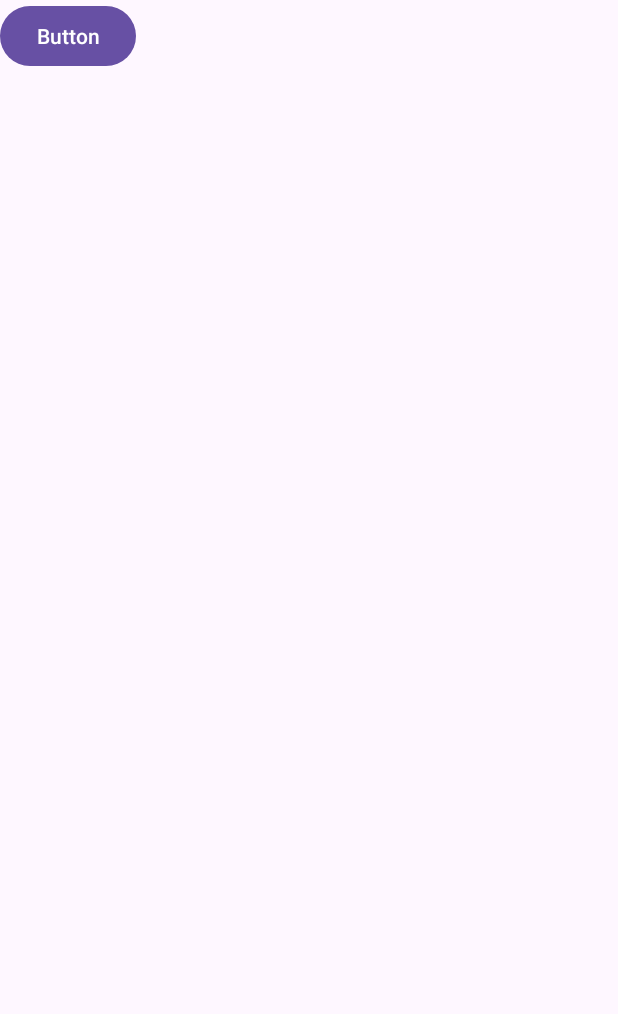
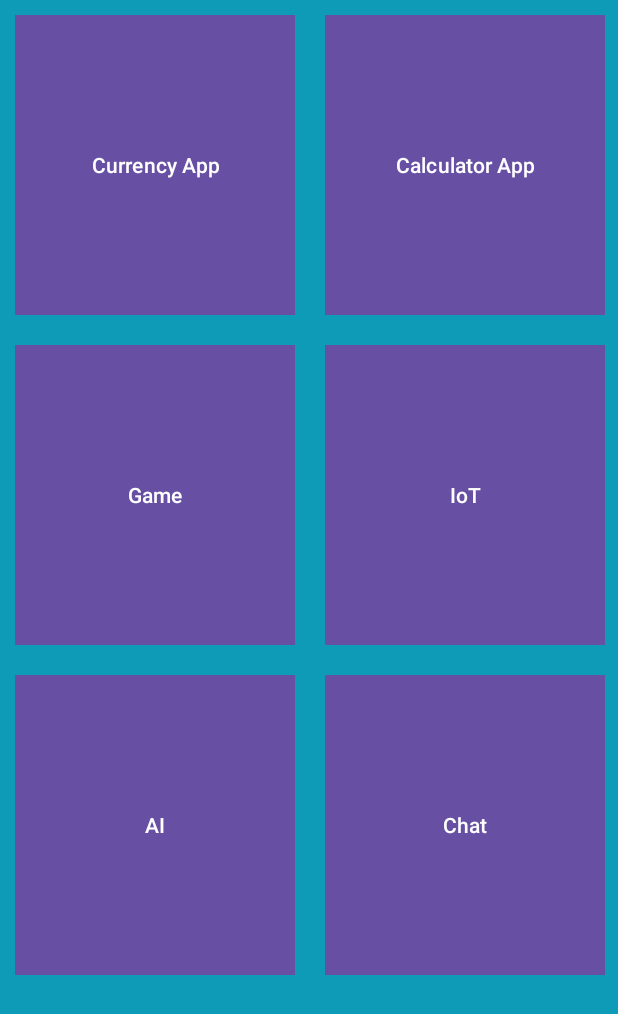
Before and after one commit to thoeurnpheakdey-tech/MobileApplication, an Android app: the layout activity_menu_app.xml on its own in the app's theme, with its tools: preview values and no code run, on a phone screen of 412 x 824 dp. Shown: the top 1014 px of the screen. Run offline under Robolectric (Android 15) with nearby library versions, the light colour scheme and no system bars.

Commit message:
update 7

```diff
--- a/app/src/main/AndroidManifest.xml
+++ b/app/src/main/AndroidManifest.xml
@@ -12,6 +12,9 @@
         android:supportsRtl="true"
         android:theme="@style/Theme.MSITAEUapp"
         tools:targetApi="31">
+        <activity
+            android:name=".Item"
+            android:exported="false" />
         <activity
             android:name=".MenuApp"
             android:exported="false" />
--- /dev/null
+++ b/app/src/main/java/com/example/msitaeuapp/Item.java
@@ -0,0 +1,24 @@
+package com.example.msitaeuapp;
+
+import android.os.Bundle;
+
+import androidx.activity.EdgeToEdge;
+import androidx.appcompat.app.AppCompatActivity;
+import androidx.core.graphics.Insets;
+import androidx.core.view.ViewCompat;
+import androidx.core.view.WindowInsetsCompat;
+
+public class Item extends AppCompatActivity {
+
+    @Override
+    protected void onCreate(Bundle savedInstanceState) {
+        super.onCreate(savedInstanceState);
+        EdgeToEdge.enable(this);
+        setContentView(R.layout.activity_item);
+        ViewCompat.setOnApplyWindowInsetsListener(findViewById(R.id.main), (v, insets) -> {
+            Insets systemBars = insets.getInsets(WindowInsetsCompat.Type.systemBars());
+            v.setPadding(systemBars.left, systemBars.top, systemBars.right, systemBars.bottom);
+            return insets;
+        });
+    }
+}
--- a/app/src/main/java/com/example/msitaeuapp/LaunchScreen.java
+++ b/app/src/main/java/com/example/msitaeuapp/LaunchScreen.java
@@ -19,7 +19,7 @@ public class LaunchScreen extends AppCompatActivity {
         new Handler().postDelayed(new Runnable() {
             @Override
             public void run() {
-                startActivity(new Intent(LaunchScreen.this, SelectConvert.class));
+                startActivity(new Intent(LaunchScreen.this, MenuApp.class));
                 finish();
             }
         },2000);
--- a/app/src/main/java/com/example/msitaeuapp/MenuApp.java
+++ b/app/src/main/java/com/example/msitaeuapp/MenuApp.java
@@ -1,12 +1,18 @@
 package com.example.msitaeuapp;
 
+import android.content.Intent;
 import android.os.Bundle;
+import android.view.View;
+import android.widget.Button;
 
 import androidx.activity.EdgeToEdge;
 import androidx.appcompat.app.AppCompatActivity;
 import androidx.core.graphics.Insets;
 import androidx.core.view.ViewCompat;
 import androidx.core.view.WindowInsetsCompat;
+
+import com.example.msitaeuapp.currencyconverter.EnConvertKh;
+import com.example.msitaeuapp.currencyconverter.SelectConvert;
 
 public class MenuApp extends AppCompatActivity {
 
@@ -15,10 +21,21 @@ public class MenuApp extends AppCompatActivity {
         super.onCreate(savedInstanceState);
         EdgeToEdge.enable(this);
         setContentView(R.layout.activity_menu_app);
-        ViewCompat.setOnApplyWindowInsetsListener(findViewById(R.id.main), (v, insets) -> {
-            Insets systemBars = insets.getInsets(WindowInsetsCompat.Type.systemBars());
-            v.setPadding(systemBars.left, systemBars.top, systemBars.right, systemBars.bottom);
-            return insets;
+
+        Button btnmenu = (Button)findViewById(R.id.btnmenu1);
+        btnmenu.setOnClickListener(new View.OnClickListener() {
+            @Override
+            public void onClick(View v) {
+                startActivity(new Intent(MenuApp.this, SelectConvert.class));
+            }
+        });
+
+        Button btnmenu2 = (Button)findViewById(R.id.btnmenu2);
+        btnmenu2.setOnClickListener(new View.OnClickListener() {
+            @Override
+            public void onClick(View v) {
+                startActivity(new Intent(MenuApp.this, Item.class));
+            }
         });
     }
 }
--- /dev/null
+++ b/app/src/main/res/layout/activity_item.xml
@@ -0,0 +1,21 @@
+<?xml version="1.0" encoding="utf-8"?>
+<androidx.constraintlayout.widget.ConstraintLayout xmlns:android="http://schemas.android.com/apk/res/android"
+    xmlns:app="http://schemas.android.com/apk/res-auto"
+    xmlns:tools="http://schemas.android.com/tools"
+    android:id="@+id/main"
+    android:layout_width="match_parent"
+    android:layout_height="match_parent"
+    tools:context=".Item">
+
+    <LinearLayout
+        xmlns:android="http://schemas.android.com/apk/res/android"
+        android:layout_width="match_parent"
+        android:layout_height="match_parent">
+        <ImageView
+            android:layout_width="wrap_content"
+            android:layout_height="wrap_content"
+            android:src="@drawable/solar"
+            />
+    </LinearLayout>
+
+</androidx.constraintlayout.widget.ConstraintLayout>
--- a/app/src/main/res/layout/activity_menu_app.xml
+++ b/app/src/main/res/layout/activity_menu_app.xml
@@ -7,12 +7,149 @@
     android:layout_height="match_parent"
     tools:context=".MenuApp">
 
+    <LinearLayout
+        android:orientation="vertical"
+        android:layout_width="match_parent"
+        android:background="#0E9BB7"
+        android:layout_height="match_parent">
 
-    <Button
-        android:id="@+id/btnmenu"
-        android:layout_width="wrap_content"
-        android:layout_height="wrap_content"
-        android:text="Button"
-        tools:layout_editor_absoluteX="5dp"
-        tools:layout_editor_absoluteY="74dp" />
+        <LinearLayout
+            android:orientation="horizontal"
+            android:layout_width="wrap_content"
+            android:layout_height="wrap_content"
+            android:layout_alignParentTop="true"
+            android:layout_alignParentLeft="true"
+            android:layout_alignParentStart="true"
+            android:layout_alignParentRight="true"
+            android:layout_alignParentEnd="true"
+            android:weightSum="1">
+
+            <Button
+                android:layout_width="wrap_content"
+                android:layout_height="wrap_content"
+                android:text="Currency App"
+                android:id="@+id/btnmenu1"
+                android:layout_alignParentBottom="true"
+                android:layout_alignParentRight="true"
+                android:layout_alignParentEnd="true"
+                android:background="#016eff"
+                android:layout_alignParentLeft="true"
+                android:layout_alignParentStart="true"
+                android:layout_margin="10dp"
+                android:textColor="#ffffff"
+                android:width="200dp"
+                android:height="200dp"
+                android:layout_weight="0.48" />
+
+            <Button
+                android:layout_width="wrap_content"
+                android:layout_height="wrap_content"
+                android:text="Calculator App"
+                android:id="@+id/btnmenu2"
+                android:layout_alignParentBottom="true"
+                android:layout_alignParentRight="true"
+                android:layout_alignParentEnd="true"
+                android:background="#016eff"
+                android:layout_alignParentLeft="true"
+                android:layout_alignParentStart="true"
+                android:layout_margin="10dp"
+                android:textColor="#ffffff"
+                android:width="200dp"
+                android:height="200dp"
+                android:layout_weight="0.48" />
+
+        </LinearLayout>
+        <LinearLayout
+            android:orientation="horizontal"
+            android:layout_width="wrap_content"
+            android:layout_height="wrap_content"
+            android:layout_alignParentTop="true"
+            android:layout_alignParentLeft="true"
+            android:layout_alignParentStart="true"
+            android:layout_alignParentRight="true"
+            android:layout_alignParentEnd="true"
+            android:weightSum="1">
+
+            <Button
+                android:layout_width="wrap_content"
+                android:layout_height="wrap_content"
+                android:text="Game"
+                android:id="@+id/btnmenu3"
+                android:layout_alignParentBottom="true"
+                android:layout_alignParentRight="true"
+                android:layout_alignParentEnd="true"
+                android:background="#016eff"
+                android:layout_alignParentLeft="true"
+                android:layout_alignParentStart="true"
+                android:layout_margin="10dp"
+                android:textColor="#ffffff"
+                android:width="200dp"
+                android:height="200dp"
+                android:layout_weight="0.48" />
+
+            <Button
+                android:layout_width="wrap_content"
+                android:layout_height="wrap_content"
+                android:text="IoT"
+                android:id="@+id/btnmenu4"
+                android:layout_alignParentBottom="true"
+                android:layout_alignParentRight="true"
+                android:layout_alignParentEnd="true"
+                android:background="#016eff"
+                android:layout_alignParentLeft="true"
+                android:layout_alignParentStart="true"
+                android:layout_margin="10dp"
+                android:textColor="#ffffff"
+                android:width="200dp"
+                android:height="200dp"
+                android:layout_weight="0.48" />
+        </LinearLayout>
+        <LinearLayout
+            android:orientation="horizontal"
+            android:layout_width="wrap_content"
+            android:layout_height="wrap_content"
+            android:layout_alignParentTop="true"
+            android:layout_alignParentLeft="true"
+            android:layout_alignParentStart="true"
+            android:layout_alignParentRight="true"
+            android:layout_alignParentEnd="true"
+            android:weightSum="1">
+
+            <Button
+                android:layout_width="wrap_content"
+                android:layout_height="wrap_content"
+                android:text="AI"
+                android:id="@+id/btnmenu5"
+                android:layout_alignParentBottom="true"
+                android:layout_alignParentRight="true"
+                android:layout_alignParentEnd="true"
+                android:background="#016eff"
+                android:layout_alignParentLeft="true"
+                android:layout_alignParentStart="true"
+                android:layout_margin="10dp"
+                android:textColor="#ffffff"
+                android:width="200dp"
+                android:height="200dp"
+                android:layout_weight="0.48" />
+
+            <Button
+                android:layout_width="wrap_content"
+                android:layout_height="wrap_content"
+                android:text="Chat"
+                android:id="@+id/btnmenu6"
+                android:layout_alignParentBottom="true"
+                android:layout_alignParentRight="true"
+                android:layout_alignParentEnd="true"
+                android:background="#016eff"
+                android:layout_alignParentLeft="true"
+                android:layout_alignParentStart="true"
+                android:layout_margin="10dp"
+                android:textColor="#ffffff"
+                android:width="200dp"
+                android:height="200dp"
+                android:layout_weight="0.48" />
+
+        </LinearLayout>
+
+    </LinearLayout>
 </androidx.constraintlayout.widget.ConstraintLayout>
```
Also changed, not shown: app/src/main/res/drawable/solar.jpg (added).
